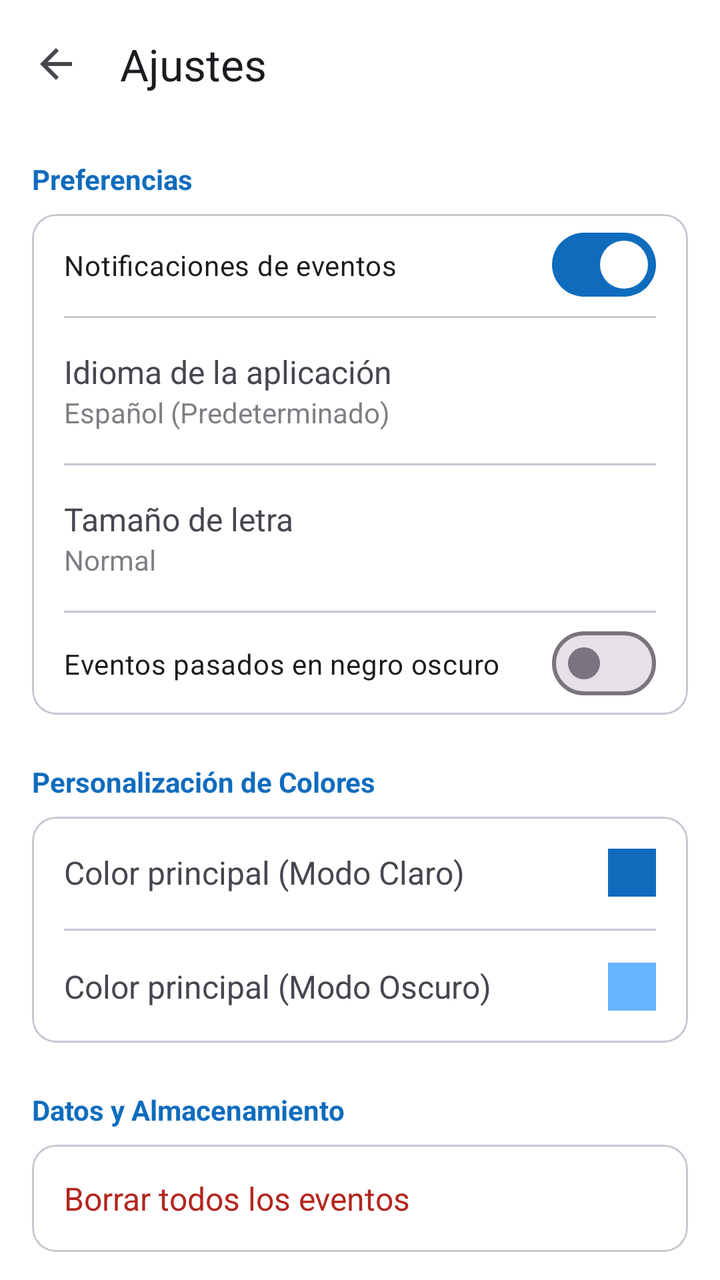
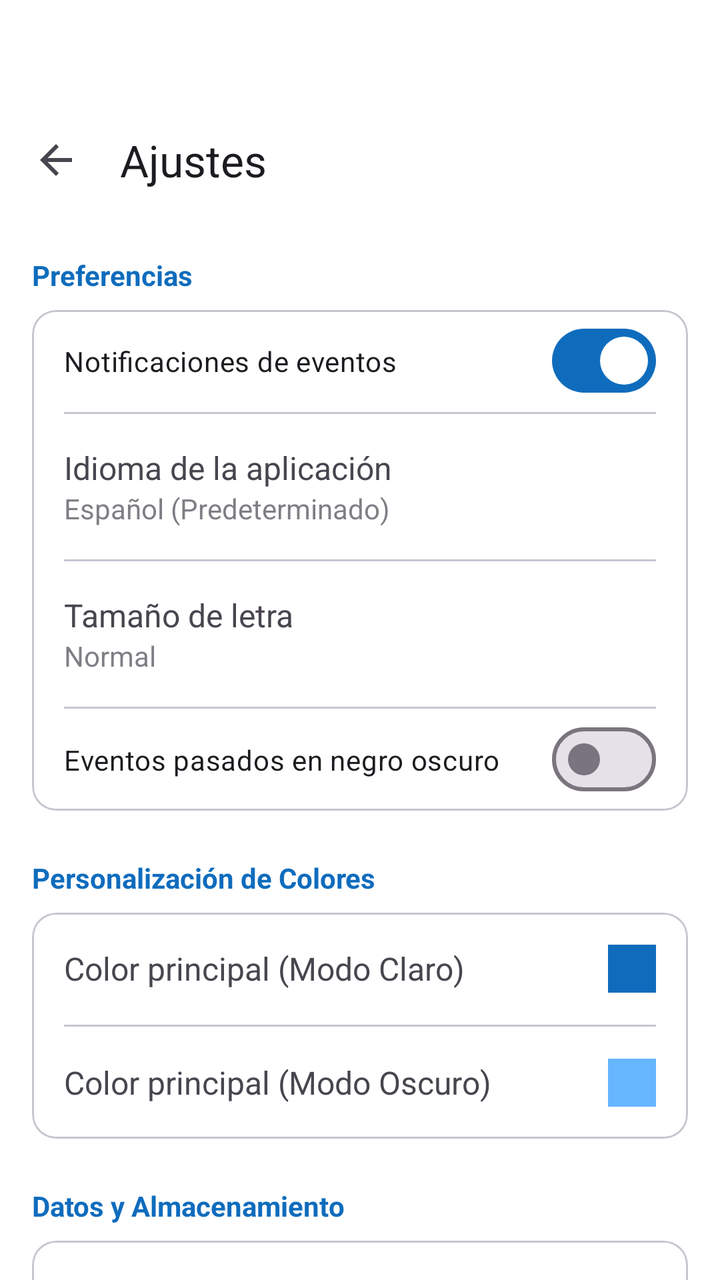

The first picture is an Android layout as it rendered before a commit; the second is the same layout after the commit. The layout source and the unified diff follow.
<!-- AndroidManifest.xml: activity theme Theme.DiaCero -->
<!-- res/layout/activity_ajustes.xml -->
<?xml version="1.0" encoding="utf-8"?>
<androidx.constraintlayout.widget.ConstraintLayout xmlns:android="http://schemas.android.com/apk/res/android"
    xmlns:app="http://schemas.android.com/apk/res-auto"
    android:layout_width="match_parent"
    android:layout_height="match_parent"
    android:background="?attr/colorSurface">

    <com.google.android.material.appbar.MaterialToolbar
        android:id="@+id/toolbarAjustes"
        android:layout_width="match_parent"
        android:layout_height="?attr/actionBarSize"
        android:background="?attr/colorSurface"
        app:title="@string/ajustes"
        app:navigationIcon="@drawable/ic_arrow_back"
        app:layout_constraintTop_toTopOf="parent" />

    <androidx.core.widget.NestedScrollView
        android:layout_width="match_parent"
        android:layout_height="0dp"
        app:layout_constraintBottom_toBottomOf="parent"
        app:layout_constraintTop_toBottomOf="@id/toolbarAjustes">

        <LinearLayout
            android:layout_width="match_parent"
            android:layout_height="wrap_content"
            android:orientation="vertical"
            android:padding="16dp">

            <TextView
                android:layout_width="wrap_content"
                android:layout_height="wrap_content"
                android:text="@string/preferencias"
                android:textColor="?attr/colorPrimary"
                android:textStyle="bold"
                android:layout_marginBottom="8dp" />

            <com.google.android.material.card.MaterialCardView
                android:layout_width="match_parent"
                android:layout_height="wrap_content"
                app:cardCornerRadius="12dp"
                app:cardElevation="0dp"
                app:strokeWidth="1dp"
                app:strokeColor="?attr/colorOutlineVariant">

                <LinearLayout
                    android:layout_width="match_parent"
                    android:layout_height="wrap_content"
                    android:orientation="vertical">

                    <com.google.android.material.materialswitch.MaterialSwitch
                        android:id="@+id/switchNotificaciones"
                        android:layout_width="match_parent"
                        android:layout_height="wrap_content"
                        android:padding="16dp"
                        android:text="@string/notificaciones_de_eventos"
                        android:checked="true" />

                    <View
                        android:layout_width="match_parent"
                        android:layout_height="1dp"
                        android:background="?attr/colorOutlineVariant"
                        android:layout_marginHorizontal="16dp" />

                    <LinearLayout
                        android:id="@+id/btnIdioma"
                        android:layout_width="match_parent"
                        android:layout_height="wrap_content"
                        android:clickable="true"
                        android:focusable="true"
                        android:background="?attr/selectableItemBackground"
                        android:orientation="vertical"
                        android:padding="16dp">

                        <TextView
                            android:layout_width="wrap_content"
                            android:layout_height="wrap_content"
                            android:text="@string/idioma_de_la_aplicaci_n"
                            android:textSize="16sp" />
                        <TextView
                            android:id="@+id/tvIdiomaActual"
                            android:layout_width="wrap_content"
                            android:layout_height="wrap_content"
                            android:text="@string/espa_ol_predeterminado"
                            android:textSize="14sp"
                            android:alpha="0.7" />
                    </LinearLayout>

                    <View
                        android:layout_width="match_parent"
                        android:layout_height="1dp"
                        android:background="?attr/colorOutlineVariant"
                        android:layout_marginHorizontal="16dp" />

                    <LinearLayout
                        android:id="@+id/btnTamanoLetra"
                        android:layout_width="match_parent"
                        android:layout_height="wrap_content"
                        android:clickable="true"
                        android:focusable="true"
                        android:background="?attr/selectableItemBackground"
                        android:orientation="vertical"
                        android:padding="16dp">

                        <TextView
                            android:layout_width="wrap_content"
                            android:layout_height="wrap_content"
                            android:text="@string/tama_o_de_letra"
                            android:textSize="16sp" />
                        <TextView
                            android:id="@+id/tvTamanoLetraActual"
                            android:layout_width="wrap_content"
                            android:layout_height="wrap_content"
                            android:text="@string/normal"
                            android:textSize="14sp"
                            android:alpha="0.7" />
                    </LinearLayout>

                    <View
                        android:layout_width="match_parent"
                        android:layout_height="1dp"
                        android:background="?attr/colorOutlineVariant"
                        android:layout_marginHorizontal="16dp" />

                    <com.google.android.material.materialswitch.MaterialSwitch
                        android:id="@+id/switchEventosPasados"
                        android:layout_width="match_parent"
                        android:layout_height="wrap_content"
                        android:padding="16dp"
                        android:text="Eventos pasados en negro oscuro"
                        android:checked="false" />
                </LinearLayout>
            </com.google.android.material.card.MaterialCardView>

            <TextView
                android:layout_width="wrap_content"
                android:layout_height="wrap_content"
                android:text="Personalización de Colores"
                android:textColor="?attr/colorPrimary"
                android:textStyle="bold"
                android:layout_marginTop="24dp"
                android:layout_marginBottom="8dp" />

            <com.google.android.material.card.MaterialCardView
                android:layout_width="match_parent"
                android:layout_height="wrap_content"
                app:cardCornerRadius="12dp"
                app:cardElevation="0dp"
                app:strokeWidth="1dp"
                app:strokeColor="?attr/colorOutlineVariant">

                <LinearLayout
                    android:layout_width="match_parent"
                    android:layout_height="wrap_content"
                    android:orientation="vertical">

                    <LinearLayout
                        android:id="@+id/btnColorClaro"
                        android:layout_width="match_parent"
                        android:layout_height="wrap_content"
                        android:clickable="true"
                        android:focusable="true"
                        android:background="?attr/selectableItemBackground"
                        android:padding="16dp"
                        android:gravity="center_vertical">
                        <TextView
                            android:layout_width="0dp"
                            android:layout_height="wrap_content"
                            android:layout_weight="1"
                            android:text="Color principal (Modo Claro)"
                            android:textSize="16sp" />
                        <View
                            android:id="@+id/viewColorClaro"
                            android:layout_width="24dp"
                            android:layout_height="24dp"
                            android:background="@color/primary" />
                    </LinearLayout>

                    <View
                        android:layout_width="match_parent"
                        android:layout_height="1dp"
                        android:background="?attr/colorOutlineVariant"
                        android:layout_marginHorizontal="16dp" />

                    <LinearLayout
                        android:id="@+id/btnColorOscuro"
                        android:layout_width="match_parent"
                        android:layout_height="wrap_content"
                        android:clickable="true"
                        android:focusable="true"
                        android:background="?attr/selectableItemBackground"
                        android:padding="16dp"
                        android:gravity="center_vertical">
                        <TextView
                            android:layout_width="0dp"
                            android:layout_height="wrap_content"
                            android:layout_weight="1"
                            android:text="Color principal (Modo Oscuro)"
                            android:textSize="16sp" />
                        <View
                            android:id="@+id/viewColorOscuro"
                            android:layout_width="24dp"
                            android:layout_height="24dp"
                            android:background="@color/dark_primary" />
                    </LinearLayout>
                </LinearLayout>
            </com.google.android.material.card.MaterialCardView>

            <TextView
                android:layout_width="wrap_content"
                android:layout_height="wrap_content"
                android:text="@string/datos_y_almacenamiento"
                android:textColor="?attr/colorPrimary"
                android:textStyle="bold"
                android:layout_marginTop="24dp"
                android:layout_marginBottom="8dp" />

            <com.google.android.material.card.MaterialCardView
                android:layout_width="match_parent"
                android:layout_height="wrap_content"
                app:cardCornerRadius="12dp"
                app:cardElevation="0dp"
                app:strokeWidth="1dp"
                app:strokeColor="?attr/colorOutlineVariant">

                <LinearLayout
                    android:id="@+id/btnLimpiarDatos"
                    android:layout_width="match_parent"
                    android:layout_height="wrap_content"
                    android:clickable="true"
                    android:focusable="true"
                    android:background="?attr/selectableItemBackground"
                    android:padding="16dp">
                    <TextView
                        android:layout_width="wrap_content"
                        android:layout_height="wrap_content"
                        android:text="@string/borrar_todos_los_eventos"
                        android:textColor="?attr/colorError"
                        android:textSize="16sp" />
                </LinearLayout>
            </com.google.android.material.card.MaterialCardView>

            <TextView
                android:layout_width="wrap_content"
                android:layout_height="wrap_content"
                android:text="@string/acerca_de"
                android:textColor="?attr/colorPrimary"
                android:textStyle="bold"
                android:layout_marginTop="24dp"
                android:layout_marginBottom="8dp" />

            <com.google.android.material.card.MaterialCardView
                android:layout_width="match_parent"
                android:layout_height="wrap_content"
                app:cardCornerRadius="12dp"
                app:cardElevation="0dp"
                app:strokeWidth="1dp"
                app:strokeColor="?attr/colorOutlineVariant">

                <LinearLayout
                    android:layout_width="match_parent"
                    android:layout_height="wrap_content"
                    android:orientation="vertical"
                    android:padding="16dp">
                    <TextView
                        android:layout_width="wrap_content"
                        android:layout_height="wrap_content"
                        android:text="@string/dia_cero_v1_0"
                        android:textSize="16sp" />
                    <TextView
                        android:layout_width="wrap_content"
                        android:layout_height="wrap_content"
                        android:text="@string/desarrollado_para_la_gesti_n_de_rutinas_y_eventos"
                        android:textSize="14sp"
                        android:alpha="0.7" />
                </LinearLayout>
            </com.google.android.material.card.MaterialCardView>

        </LinearLayout>
    </androidx.core.widget.NestedScrollView>

</androidx.constraintlayout.widget.ConstraintLayout>
<!-- resources referenced by this layout -->
<resources>
  <color name="dark_primary">#66B5FF</color>
  <color name="primary">#0F6CBD</color>
  <!-- drawable ic_arrow_back (drawable) -->
  <vector xmlns:android="http://schemas.android.com/apk/res/android"
      android:width="24dp"
      android:height="24dp"
      android:viewportWidth="24.0"
      android:viewportHeight="24.0"
      android:tint="?attr/colorControlNormal">
    <path
        android:fillColor="@android:color/white"
        android:pathData="M20,11H7.83l5.59,-5.59L12,4l-8,8 8,8 1.41,-1.41L7.83,13H20v-2z"/>
  </vector>
  <string name="acerca_de">Acerca de</string>
  <string name="ajustes">Ajustes</string>
  <string name="borrar_todos_los_eventos">Borrar todos los eventos</string>
  <string name="datos_y_almacenamiento">Datos y Almacenamiento</string>
  <string name="desarrollado_para_la_gesti_n_de_rutinas_y_eventos">Desarrollado para la gestión de rutinas y eventos.</string>
  <string name="dia_cero_v1_0">Dia Cero v1.0</string>
  <string name="espa_ol_predeterminado">Español (Predeterminado)</string>
  <string name="idioma_de_la_aplicaci_n">Idioma de la aplicación</string>
  <string name="normal">Normal</string>
  <string name="notificaciones_de_eventos">Notificaciones de eventos</string>
  <string name="preferencias">Preferencias</string>
  <string name="tama_o_de_letra">Tamaño de letra</string>
  <style name="Theme.DiaCero" parent="Base.Theme.DiaCero" />
  <style name="Base.Theme.DiaCero" parent="Theme.Material3.DayNight.NoActionBar">
          
          <item name="colorPrimary">@color/primary</item>
          <item name="colorOnPrimary">@color/white</item>
          <item name="colorSecondary">@color/secondary</item>
          <item name="colorOnSecondary">@color/white</item>
  
          
          <item name="android:windowBackground">@color/background</item>
          <item name="colorSurface">@color/surface</item>
          <item name="colorSurfaceVariant">@color/surface_variant</item>
          <item name="colorOnSurface">@color/text_primary</item>
          <item name="colorOnSurfaceVariant">@color/text_secondary</item>
      </style>
  <color name="white">#FFFFFFFF</color>
  <color name="secondary">#00A884</color>
  <color name="background">#F2F8FF</color>
  <color name="surface">#FFFFFF</color>
  <color name="surface_variant">#E6F2FF</color>
  <color name="text_primary">#103046</color>
  <color name="text_secondary">#4E6A7A</color>
</resources>

<!-- the commit's change to res/layout/activity_ajustes.xml (unified diff, before → after) -->
@@ -3,7 +3,8 @@
     xmlns:app="http://schemas.android.com/apk/res-auto"
     android:layout_width="match_parent"
     android:layout_height="match_parent"
-    android:background="?attr/colorSurface">
+    android:background="?attr/colorSurface"
+    android:paddingTop="48dp">
 
     <com.google.android.material.appbar.MaterialToolbar
         android:id="@+id/toolbarAjustes"
